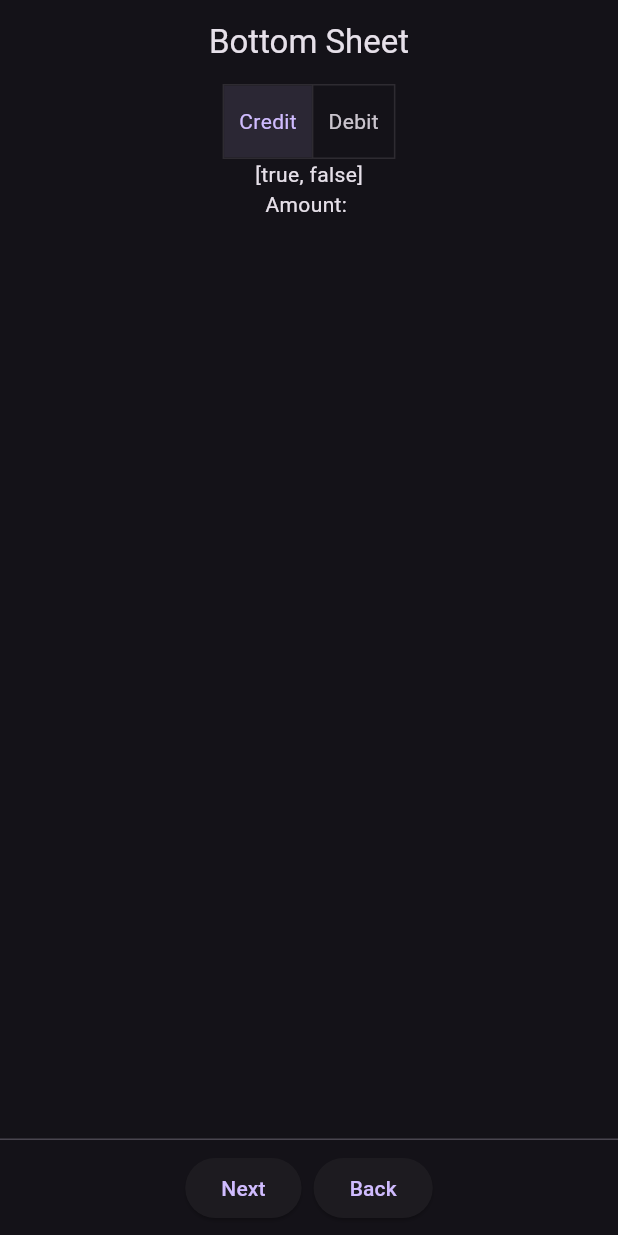
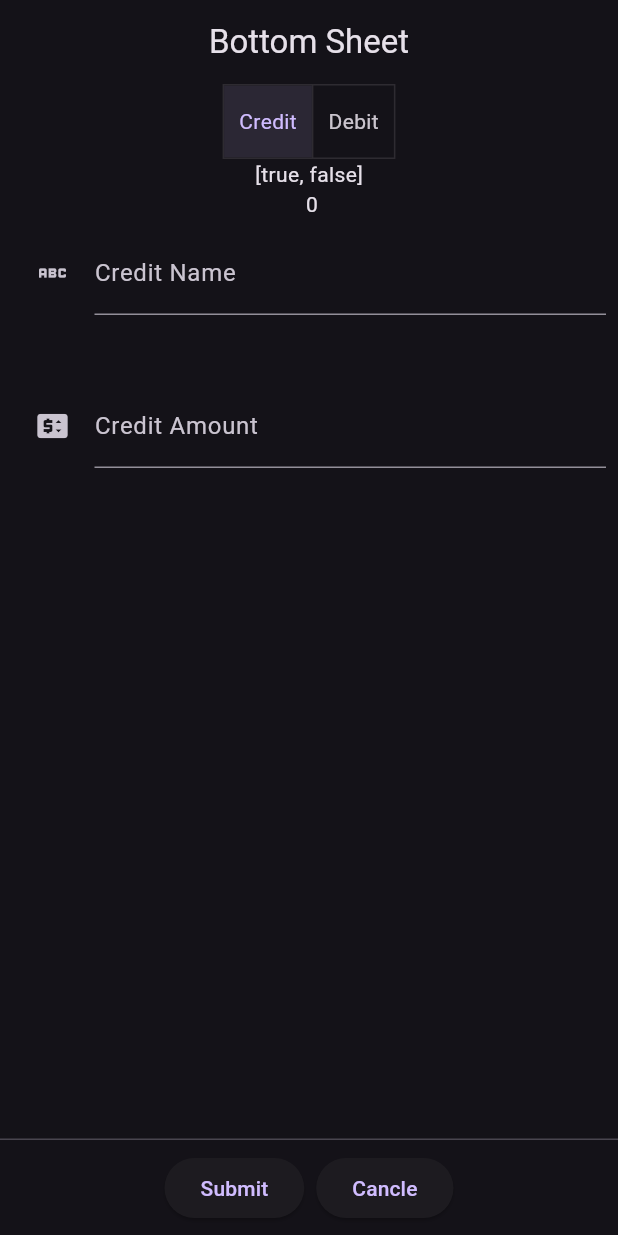
Before and after one commit to charan-nunnabhatla/expense-manager, a Flutter app: the BottomSheetState screen opened directly, on a phone screen of 412 x 824 dp. Run offline on Flutter 3.47's test engine with Material 2 defaults, Android fonts, the phone set to English and light mode, and no system bars.

Commit message:
now its simple

```diff
--- a/lib/bottomsheet.dart
+++ b/lib/bottomsheet.dart
@@ -1,7 +1,13 @@
 import 'package:flutter/material.dart';
+import 'package:expense_manager/credit_bottomsheet.dart';
 
 class BottomSheetState extends StatelessWidget {
+  BottomSheetState({super.key});
+
   final List<bool> isSelected = [true, false];
+  final formKey = GlobalKey<FormState>();
+  String creditName = '';
+  int creditAmount = 0;
 
   @override
   Widget build(BuildContext context) {
@@ -9,21 +15,34 @@ class BottomSheetState extends StatelessWidget {
       return Scaffold(
         persistentFooterButtons: [
           ElevatedButton(
-            onPressed: () {},
-            child: Text('Next'),
+            onPressed: () {
+              formKey.currentState!.save();
+              print(formKey.currentState);
+              if (formKey.currentState!.validate()) {
+                ScaffoldMessenger.of(context).showSnackBar(
+                  const SnackBar(
+                    content: Text('Done'),
+                  ),
+                );
+              }
+            },
+            child: Text('Submit'),
           ),
           ElevatedButton(
-            onPressed: () {},
-            child: Text('Back'),
+            onPressed: () {
+              Navigator.pop(context);
+            },
+            child: const Text('Cancle'),
           ),
         ],
         persistentFooterAlignment: AlignmentDirectional.bottomCenter,
         appBar: AppBar(
           centerTitle: true,
-          title: Text('Bottom Sheet'),
+          title: const Text('Bottom Sheet'),
           automaticallyImplyLeading: false,
         ),
-        body: Column(
+        body: SingleChildScrollView(
+          child: Column(
             mainAxisAlignment: MainAxisAlignment.start,
             children: [
               Center(
@@ -48,8 +67,12 @@ class BottomSheetState extends StatelessWidget {
                     ]),
               ),
               Text('$isSelected'),
-            isSelected[0] ? Text('Amount: ') : Text('Debit: '),
+              Text('$creditName $creditAmount'),
+              isSelected[0]
+                  ? creditForm(setModelState, formKey, creditName, creditAmount, context)
+                  : const Text('Debit: '),
             ],
+          ),
         ),
       );
     });
```
Lines whose indentation alone changed are shown as unchanged.
